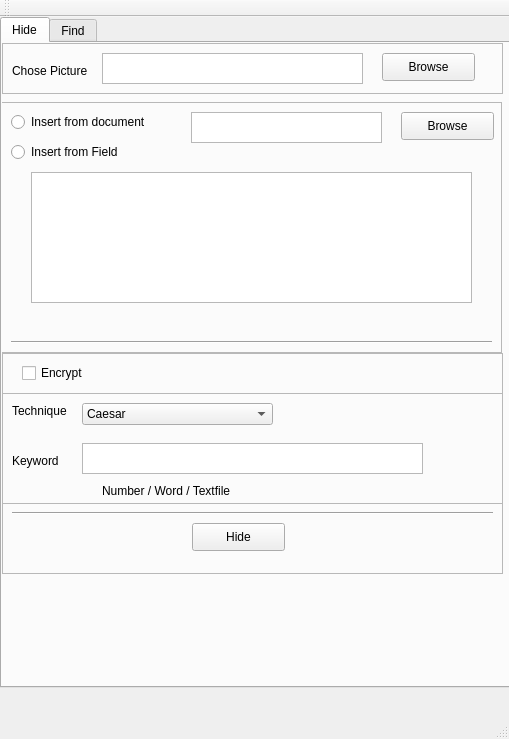
HAW-AI/Steganography, file difftests.ui: the form before one commit.
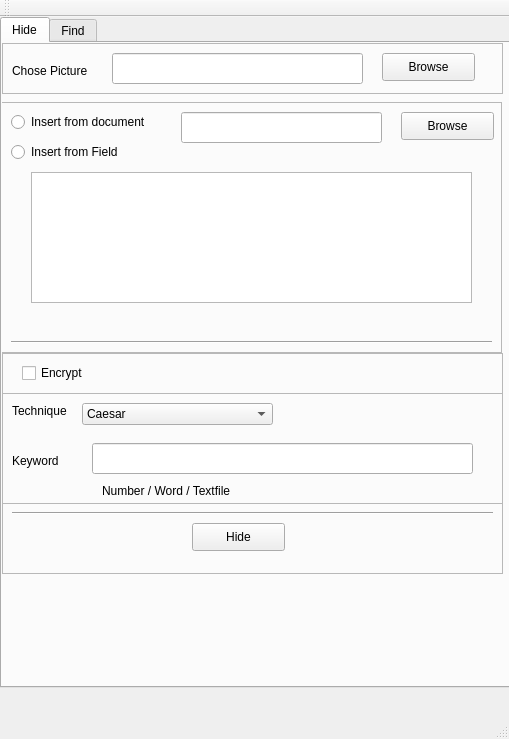
The form after the commit. Icons and pictures are not drawn.

Commit message: replaced TextEdit with LineEdit

Diff of the .ui file:
```diff
--- a/difftests.ui
+++ b/difftests.ui
@@ -62,33 +62,6 @@
         <string>Chose Picture</string>
        </property>
       </widget>
-      <widget class="QTextEdit" name="picPathTextField">
-       <property name="geometry">
-        <rect>
-         <x>100</x>
-         <y>10</y>
-         <width>261</width>
-         <height>31</height>
-        </rect>
-       </property>
-       <property name="sizeIncrement">
-        <size>
-         <width>0</width>
-         <height>0</height>
-        </size>
-       </property>
-       <property name="font">
-        <font>
-         <pointsize>8</pointsize>
-        </font>
-       </property>
-       <property name="verticalScrollBarPolicy">
-        <enum>Qt::ScrollBarAlwaysOff</enum>
-       </property>
-       <property name="horizontalScrollBarPolicy">
-        <enum>Qt::ScrollBarAlwaysOff</enum>
-       </property>
-      </widget>
       <widget class="QPushButton" name="picBrowseButton">
        <property name="geometry">
         <rect>
@@ -102,6 +75,16 @@
         <string>Browse</string>
        </property>
       </widget>
+      <widget class="QLineEdit" name="picPathTextField">
+       <property name="geometry">
+        <rect>
+         <x>110</x>
+         <y>10</y>
+         <width>251</width>
+         <height>31</height>
+        </rect>
+       </property>
+      </widget>
      </widget>
      <widget class="QFrame" name="textFrame">
       <property name="geometry">
@@ -144,22 +127,6 @@
         <string>Insert from Field</string>
        </property>
       </widget>
-      <widget class="QTextEdit" name="textPathTextField">
-       <property name="geometry">
-        <rect>
-         <x>190</x>
-         <y>10</y>
-         <width>191</width>
-         <height>31</height>
-        </rect>
-       </property>
-       <property name="verticalScrollBarPolicy">
-        <enum>Qt::ScrollBarAlwaysOff</enum>
-       </property>
-       <property name="horizontalScrollBarPolicy">
-        <enum>Qt::ScrollBarAlwaysOff</enum>
-       </property>
-      </widget>
       <widget class="QPushButton" name="textBrowseButton">
        <property name="geometry">
         <rect>
@@ -218,6 +185,16 @@
         <string/>
        </property>
       </widget>
+      <widget class="QLineEdit" name="textPathTextField">
+       <property name="geometry">
+        <rect>
+         <x>180</x>
+         <y>10</y>
+         <width>201</width>
+         <height>31</height>
+        </rect>
+       </property>
+      </widget>
      </widget>
      <widget class="QFrame" name="hideFrame">
       <property name="geometry">
@@ -370,22 +347,6 @@
         </property>
        </item>
       </widget>
-      <widget class="QTextEdit" name="keyTextField">
-       <property name="geometry">
-        <rect>
-         <x>80</x>
-         <y>50</y>
-         <width>341</width>
-         <height>31</height>
-        </rect>
-       </property>
-       <property name="verticalScrollBarPolicy">
-        <enum>Qt::ScrollBarAlwaysOff</enum>
-       </property>
-       <property name="horizontalScrollBarPolicy">
-        <enum>Qt::ScrollBarAlwaysOff</enum>
-       </property>
-      </widget>
       <widget class="QLabel" name="keyTipLabel">
        <property name="geometry">
         <rect>
@@ -399,6 +360,16 @@
         <string>Number / Word / Textfile</string>
        </property>
       </widget>
+      <widget class="QLineEdit" name="keyTextField">
+       <property name="geometry">
+        <rect>
+         <x>90</x>
+         <y>50</y>
+         <width>381</width>
+         <height>31</height>
+        </rect>
+       </property>
+      </widget>
      </widget>
     </widget>
     <widget class="QWidget" name="findTab">
```
Left out of the diff: 26 changed lines with no effect on the pictures. The commit also changes 1 other file.
